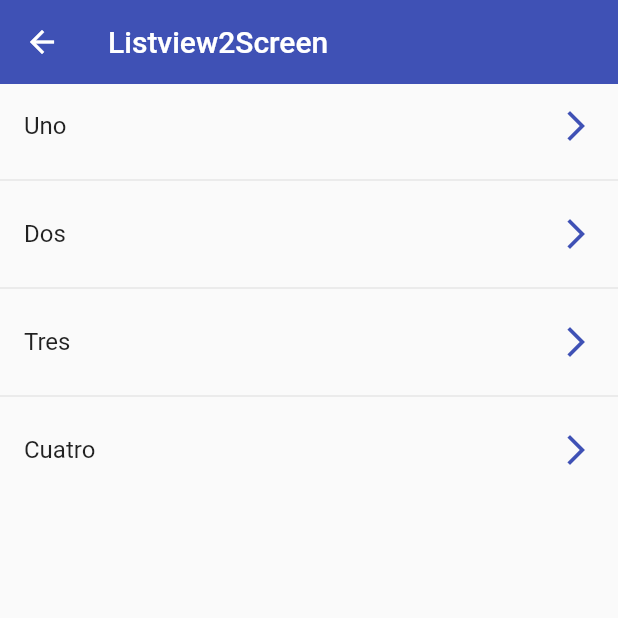
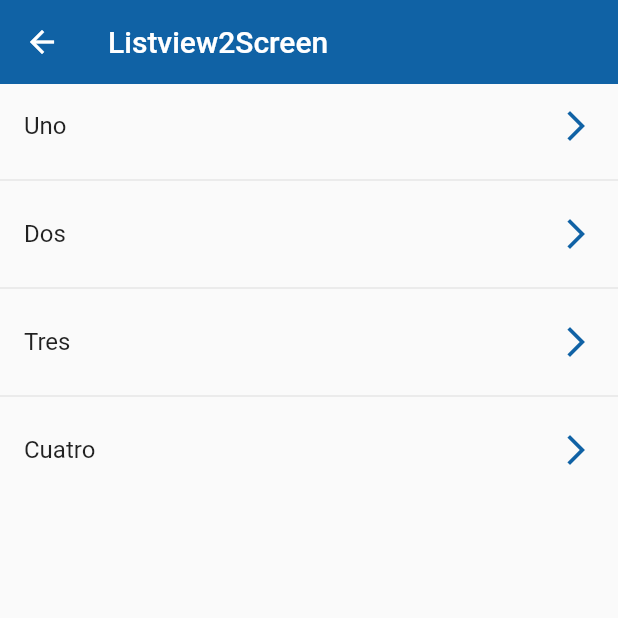
Before and after one commit to debimizfel/fl_complements, a Flutter app: the Listview2Screen screen opened by its route, on a phone screen of 412 x 824 dp, the top half of it. Run offline on Flutter 3.47's test engine with Material 2 defaults, Android fonts, the phone set to English and light mode, and no system bars.

Commit message:
primary color change

```diff
--- a/lib/screens/listview2_screen.dart
+++ b/lib/screens/listview2_screen.dart
@@ -15,7 +15,7 @@ class Listview2Screen extends StatelessWidget {
         itemCount: optios.length,
         itemBuilder: (context, i) => ListTile(
           title: Text(optios[i]),
-          trailing: const Icon(
+          trailing:   Icon(
             Icons.arrow_forward_ios_outlined,
             color: AppTheme.primary,
           ),
--- a/lib/themes/app_theme.dart
+++ b/lib/themes/app_theme.dart
@@ -1,18 +1,18 @@
 import 'package:flutter/material.dart';
 
 class AppTheme {
-  static const Color primary = Colors.indigo;
+  static Color? primary = Color.fromARGB(255, 16, 98, 165);
 
   /* Se crean los temas para unificar la app */
   // Tema claro
   static final ThemeData lightTheme = ThemeData.light().copyWith(
     primaryColor: primary,
-    appBarTheme: const AppBarTheme(color: primary, elevation: 0),
+    appBarTheme: AppBarTheme(color: primary, elevation: 0),
     textButtonTheme: TextButtonThemeData(
       style: TextButton.styleFrom(primary: primary),
     ),
     floatingActionButtonTheme:
-        const FloatingActionButtonThemeData(backgroundColor: primary),
+        FloatingActionButtonThemeData(backgroundColor: primary),
     elevatedButtonTheme: ElevatedButtonThemeData(
       style: ElevatedButton.styleFrom(
         primary: AppTheme.primary,
@@ -20,24 +20,23 @@ class AppTheme {
         elevation: 0,
       ),
     ),
-    inputDecorationTheme: const InputDecorationTheme(
+    inputDecorationTheme: InputDecorationTheme(
       floatingLabelStyle: TextStyle(color: primary),
       enabledBorder: OutlineInputBorder(
-        borderSide: BorderSide(color: primary),
-        borderRadius: BorderRadius.only(
+        borderSide: BorderSide(color: primary!),
+        borderRadius: const BorderRadius.only(
           bottomLeft: Radius.circular(10),
           topRight: Radius.circular(10),
         ),
       ),
       focusedBorder: OutlineInputBorder(
-        borderSide: BorderSide(color: primary),
-        borderRadius: BorderRadius.only(
+        borderSide: BorderSide(color: primary!),
+        borderRadius: const BorderRadius.only(
           bottomLeft: Radius.circular(10),
           topRight: Radius.circular(10),
         ),
       ),
-      border: OutlineInputBorder(
-        borderSide: BorderSide(color: Colors.red),
+      border: const OutlineInputBorder(
         borderRadius: BorderRadius.only(
           bottomLeft: Radius.circular(10),
           topRight: Radius.circular(10),
@@ -49,12 +48,12 @@ class AppTheme {
 //Tema oscuro
   static final ThemeData darkTheme = ThemeData.dark().copyWith(
     primaryColor: primary,
-    appBarTheme: const AppBarTheme(color: primary, elevation: 0),
+    appBarTheme: AppBarTheme(color: primary, elevation: 0),
     textButtonTheme: TextButtonThemeData(
       style: TextButton.styleFrom(primary: primary),
     ),
     floatingActionButtonTheme:
-        const FloatingActionButtonThemeData(backgroundColor: primary),
+        FloatingActionButtonThemeData(backgroundColor: primary),
     elevatedButtonTheme: ElevatedButtonThemeData(
       style: ElevatedButton.styleFrom(
         primary: AppTheme.primary,
@@ -62,23 +61,23 @@ class AppTheme {
         elevation: 0,
       ),
     ),
-    inputDecorationTheme: const InputDecorationTheme(
+    inputDecorationTheme: InputDecorationTheme(
       floatingLabelStyle: TextStyle(color: primary),
       enabledBorder: OutlineInputBorder(
-        borderSide: BorderSide(color: primary),
-        borderRadius: BorderRadius.only(
+        borderSide: BorderSide(color: primary!),
+        borderRadius: const BorderRadius.only(
           bottomLeft: Radius.circular(10),
           topRight: Radius.circular(10),
         ),
       ),
       focusedBorder: OutlineInputBorder(
-        borderSide: BorderSide(color: primary),
-        borderRadius: BorderRadius.only(
+        borderSide: BorderSide(color: primary!),
+        borderRadius: const BorderRadius.only(
           bottomLeft: Radius.circular(10),
           topRight: Radius.circular(10),
         ),
       ),
-      border: OutlineInputBorder(
+      border: const OutlineInputBorder(
         borderRadius: BorderRadius.only(
           bottomLeft: Radius.circular(10),
           topRight: Radius.circular(10),
--- a/lib/widgets/custom_card_type_1.dart
+++ b/lib/widgets/custom_card_type_1.dart
@@ -11,9 +11,9 @@ class CustomCardType1 extends StatelessWidget {
     return Card(
       child: Column(
         children: [
-          const ListTile(
-            title: Text('Titulo'),
-            subtitle: Text('Magna ea proident aliqua aliquip.'),
+            ListTile(
+            title: const Text('Titulo'),
+            subtitle: const Text('Magna ea proident aliqua aliquip.'),
             leading: Icon(
               Icons.padding,
               color: AppTheme.primary,
```
